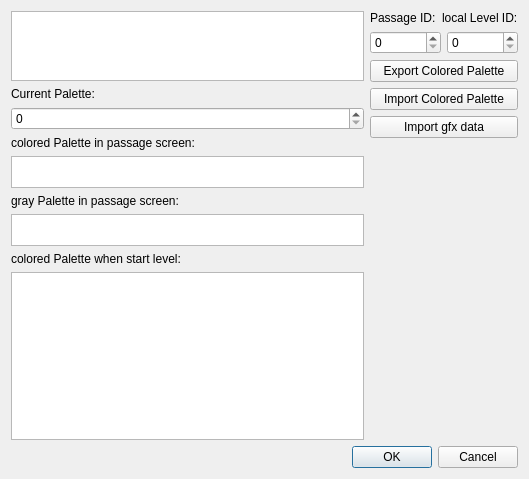
wario-land/WL4Editor, file Dialog/WallPaintEditorDialog.ui: the form before one commit.
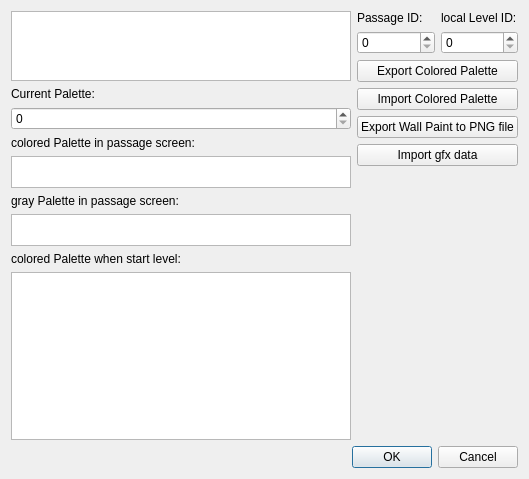
The form after the commit.

Commit message:
Add export wall paint feature
make the include chains a little better
add dialog init path in a lot of places

```diff
--- a/Dialog/WallPaintEditorDialog.ui
+++ b/Dialog/WallPaintEditorDialog.ui
@@ -159,6 +159,13 @@
          </property>
         </widget>
        </item>
+       <item>
+        <widget class="QPushButton" name="pushButton_ExportWallPaintPNG">
+         <property name="text">
+          <string>Export Wall Paint to PNG file</string>
+         </property>
+        </widget>
+       </item>
        <item>
         <widget class="QPushButton" name="pushButton_ImportGraphics">
          <property name="text">
```
The commit also changes 9 other files.
